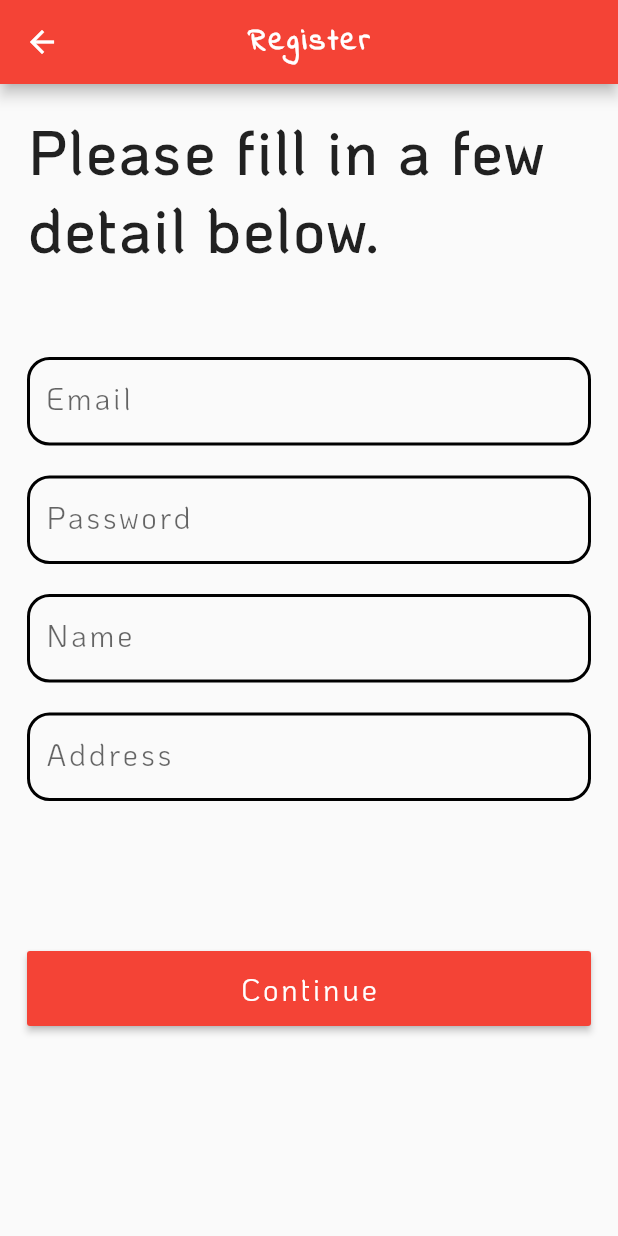
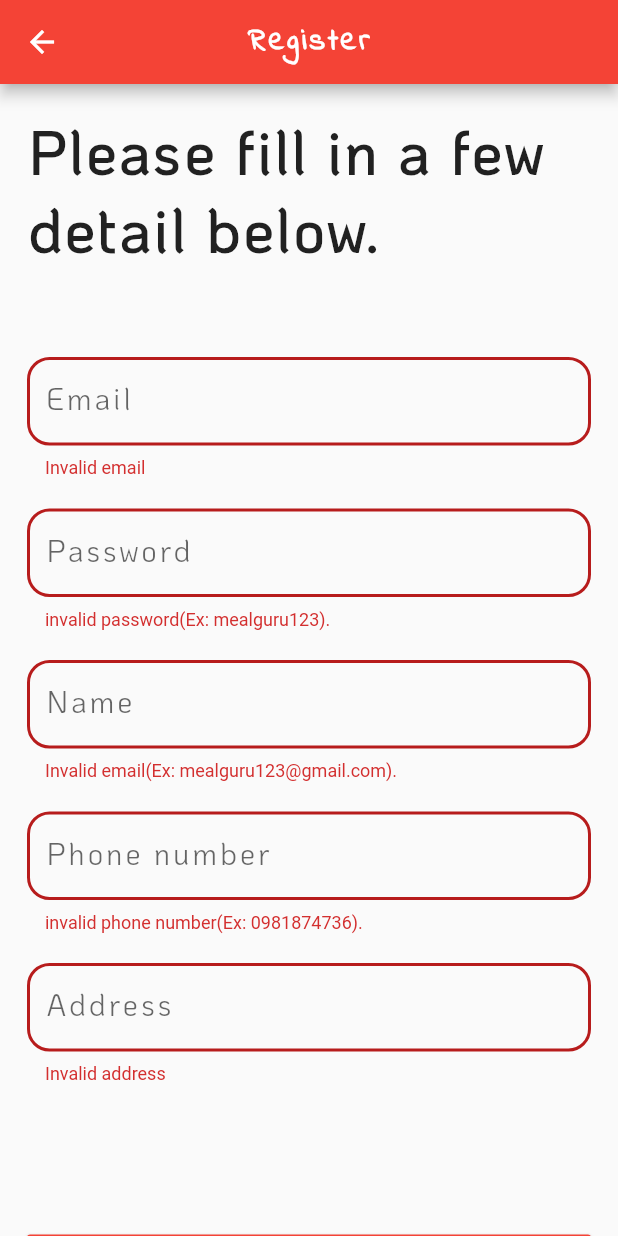
Before and after one commit to Jamies-Tran/HCI201, a Flutter app: the Register screen opened by its route, after a tap on "Continue", on a phone screen of 412 x 824 dp. Run offline on Flutter 3.47's test engine with Material 2 defaults, Android fonts, the light colour scheme and no system bars.

Commit message:
MinhTQ_5

```diff
--- a/lib/input_convention/verify.dart
+++ /dev/null
@@ -1,5 +0,0 @@
-class Verify {
-  bool validData() {
-    throw UnimplementedError;
-  }
-}
--- a/lib/main.dart
+++ b/lib/main.dart
@@ -1,4 +1,5 @@
 import 'package:flutter/material.dart';
+import 'package:hci_201/views/loading.dart';
 import 'package:hci_201/views/login.dart';
 import 'package:hci_201/views/new_visitor.dart';
 import 'package:hci_201/views/register.dart';
@@ -7,6 +8,7 @@ void main() => runApp(MaterialApp(
   routes: {
     '/' : (context) => Visitor(),
     '/login' : (context) => Login(),
-    '/reg' : (context) => Register()
+    '/reg' : (context) => Register(),
+    '/loading' : (context) => Loading(),
   },
 ));
--- a/lib/model/consumer.dart
+++ b/lib/model/consumer.dart
@@ -1,13 +1,13 @@
 import 'package:hci_201/model/account.dart';
-import 'package:hci_201/input_convention/verify.dart';
 
-class Consumer extends Account
-    implements Verify /* Verify trong package input_convention */ {
+class Consumer extends Account {
+  String addr;
   String email;
+  String errMsg;
+  String name;
   String password;
-  String name;
   String phone;
-  String addr;
+  RegExp reg;
 
   Consumer({this.email, this.password, this.name, this.phone, this.addr})
       : super(
@@ -18,23 +18,68 @@ class Consumer extends Account
             addr: addr);
 
   @override
-  bool validData() {
-    RegExp reg;
-    bool valid = true;
+  bool validEmail() {
     reg = RegExp(r"^([a-zA-Z0-9]+)@([a-z]+)\.([a-z]+)$",
         multiLine: false, caseSensitive: false);
-    if (!reg.hasMatch(email)) {
-      valid = false;
+    if (!reg.hasMatch(email) || email.isEmpty || email == "") {
+      errMsg = "Invalid email";
+      return false;
     }
+    return true;
+  }
+
+  @override
+  bool validName() {
     reg = RegExp(r"^([a-zA-Z]+)([0-9]+)$",
         multiLine: false, caseSensitive: false);
-    if (!reg.hasMatch(name)) {
-      valid = false;
+    if (!reg.hasMatch(name) || name.isEmpty || name == "") {
+      errMsg = "Invalid email(Ex: mealguru123@gmail.com).";
+      return false;
     }
-    reg = RegExp(r"^[0-9]+$", multiLine: false, caseSensitive: false);
-    if (!reg.hasMatch(email)) {
-      valid = false;
+    if (name.length < 5 || name.length > 10) {
+      errMsg = "Username length between 5 and 10.";
+      return false;
     }
-    return valid;
+    return true;
+  }
+
+  @override
+  bool validPassword() {
+    reg = RegExp(r"^([a-zA-Z]+)([0-9]+)$",
+        multiLine: false, caseSensitive: false);
+    if (!reg.hasMatch(password) || password.isEmpty || password == "") {
+      errMsg = "invalid password(Ex: mealguru123).";
+      return false;
+    }
+    if (password.length < 5 || password.length > 10) {
+      errMsg = "Password length between 5 and 10.";
+      return false;
+    }
+    return true;
+  }
+
+  @override
+  bool validPhone() {
+    reg = RegExp(r"^[0-9]$", multiLine: false, caseSensitive: false);
+    if (!reg.hasMatch(phone) ||
+        phone.isEmpty ||
+        phone == "" ||
+        phone.length < 10 ||
+        phone.length > 10) {
+      errMsg = "invalid phone number(Ex: 0981874736).";
+      return false;
+    }
+    return true;
+  }
+
+  @override
+  bool validAddr() {
+    reg = RegExp(r"^([a-zA-Z]+)([0-9]+)$",
+        multiLine: false, caseSensitive: false);
+    if (!reg.hasMatch(addr) || addr.isEmpty || addr == "") {
+      errMsg = "Invalid address";
+      return false;
+    }
+    return true;
   }
 }
--- a/lib/views/register.dart
+++ b/lib/views/register.dart
@@ -1,4 +1,7 @@
 import 'package:flutter/material.dart';
+import 'package:hci_201/model/account.dart';
+import 'package:hci_201/model/consumer.dart';
+import 'package:hci_201/model/get_enum.dart';
 import 'package:hci_201/widgets/appbar.dart';
 
 
@@ -13,12 +16,31 @@ class _RegisterState extends State<Register> {
   TextEditingController emailController;
   TextEditingController passwordController;
   TextEditingController nameController;
+  TextEditingController phoneController;
   TextEditingController addrController;
+
+  Account _acc;
+
   String email;
   String password;
   String name;
   String addr;
+  String phone;
 
+  GlobalKey<FormState> _key = GlobalKey();
+
+  void _saveForm() {
+    bool isValidate = _key.currentState.validate();
+    if (isValidate == true) {
+      Navigator.pushNamed(context, "/loading", arguments: {
+        'email': _acc.email,
+        'name' : _acc.name,
+        'password': _acc.password,
+        'phone' : _acc.phone,
+        'addr' : _acc.addr
+      });
+    }
+  }
 
   @override
   void initState() {
@@ -26,6 +48,7 @@ class _RegisterState extends State<Register> {
     emailController = TextEditingController();
     passwordController = TextEditingController();
     nameController = TextEditingController();
+    phoneController = TextEditingController();
     addrController = TextEditingController();
   }
 
@@ -34,9 +57,11 @@ class _RegisterState extends State<Register> {
     emailController.dispose();
     passwordController.dispose();
     nameController.dispose();
+    phoneController.dispose();
     addrController.dispose();
     super.dispose();
   }
+
 
   @override
   Widget build(BuildContext context) {
@@ -47,6 +72,8 @@ class _RegisterState extends State<Register> {
             padding: EdgeInsets.all(10),
             child: Padding(
               padding: EdgeInsets.all(8),
+              child: Form(
+                key: _key,
                 child: Column(
                   mainAxisAlignment: MainAxisAlignment.center,
                   children: [
@@ -63,8 +90,18 @@ class _RegisterState extends State<Register> {
                         ),
                       ),
                     ),
-                TextField(
+                    TextFormField(
                       controller: emailController,
+                      validator: (String value) {
+                        setState(() {
+                          email = value;
+                        });
+                        _acc = Consumer(email: email);
+                        if(_acc.validEmail() == false) {
+                          return _acc.errMsg;
+                        }
+                        return null;
+                      },
                       decoration: InputDecoration(
                           labelText: "Email",
                           labelStyle: TextStyle(
@@ -73,23 +110,36 @@ class _RegisterState extends State<Register> {
                               letterSpacing: 2.0
                           ),
                           focusedBorder: OutlineInputBorder(
-                          borderSide: BorderSide(width: 2, color: Colors.red),
-                          borderRadius: BorderRadius.all(Radius.circular(15))
+                              borderSide: BorderSide(width: 2, color: Colors
+                                  .pinkAccent),
+                              borderRadius: BorderRadius.all(Radius.circular(
+                                  15))
                           ),
                           enabledBorder: OutlineInputBorder(
-                          borderSide: BorderSide(width: 2, color: Colors.black),
+                              borderSide: BorderSide(width: 2, color: Colors
+                                  .black),
+                              borderRadius: BorderRadius.all(Radius.circular(
+                                  15))
+                          ),
+                          errorBorder: OutlineInputBorder(
+                            borderSide: BorderSide(width: 2 ,color: Colors.red[900]),
                             borderRadius: BorderRadius.all(Radius.circular(15))
                           )
                       ),
-                  onChanged: (String value) {
-                    setState(() {
-                      email = value;
-                    });
-                  },
                     ),
                     SizedBox(height: 20),
-                TextField(
+                    TextFormField(
                       controller: passwordController,
+                      validator: (String value) {
+                        setState(() {
+                          password = value;
+                        });
+                        _acc = Consumer(password: password);
+                        if(_acc.validPassword() == false) {
+                          return _acc.errMsg;
+                        }
+                        return null;
+                      },
                       decoration: InputDecoration(
                           labelText: "Password",
                           labelStyle: TextStyle(
@@ -98,23 +148,36 @@ class _RegisterState extends State<Register> {
                               letterSpacing: 2.0
                           ),
                           focusedBorder: OutlineInputBorder(
-                          borderSide: BorderSide(width: 2, color: Colors.red),
-                          borderRadius: BorderRadius.all(Radius.circular(15))
+                              borderSide: BorderSide(width: 2, color: Colors
+                                  .red),
+                              borderRadius: BorderRadius.all(Radius.circular(
+                                  15))
                           ),
                           enabledBorder: OutlineInputBorder(
-                          borderSide: BorderSide(width: 2, color: Colors.black),
-                          borderRadius: BorderRadius.all(Radius.circular(15))
+                              borderSide: BorderSide(width: 2, color: Colors
+                                  .black),
+                              borderRadius: BorderRadius.all(Radius.circular(
+                                  15))
+                          ),
+                        errorBorder: OutlineInputBorder(
+                          borderSide: BorderSide(width: 2, color: Colors.red[900]),
+                          borderRadius: BorderRadius.circular(15)
                         )
                       ),
-                  onChanged: (String value) {
-                    setState(() {
-                      password = value;
-                    });
-                  },
                     ),
                     SizedBox(height: 20),
-                TextField(
+                    TextFormField(
                       controller: nameController,
+                      validator: (String value) {
+                        setState(() {
+                          name = value;
+                        });
+                        _acc = Consumer(name: name);
+                        if(_acc.validName() == false) {
+                          return _acc.errMsg;
+                        }
+                        return null;
+                      },
                       decoration: InputDecoration(
                           labelText: "Name",
                           labelStyle: TextStyle(
@@ -123,23 +186,74 @@ class _RegisterState extends State<Register> {
                               letterSpacing: 2.0
                           ),
                           focusedBorder: OutlineInputBorder(
-                          borderSide: BorderSide(width: 2, color: Colors.red),
-                          borderRadius: BorderRadius.all(Radius.circular(15))
+                              borderSide: BorderSide(width: 2, color: Colors
+                                  .red),
+                              borderRadius: BorderRadius.all(Radius.circular(
+                                  15))
                           ),
                           enabledBorder: OutlineInputBorder(
-                          borderSide: BorderSide(width: 2, color: Colors.black),
-                          borderRadius: BorderRadius.all(Radius.circular(15))
+                              borderSide: BorderSide(width: 2, color: Colors
+                                  .black),
+                              borderRadius: BorderRadius.all(Radius.circular(
+                                  15))
+                          ),
+                          errorBorder: OutlineInputBorder(
+                            borderSide: BorderSide(width: 2, color: Colors.red[900]),
+                            borderRadius: BorderRadius.circular(15)
                           )
                       ),
-                  onChanged: (String value) {
-                    setState(() {
-                      name = value;
-                    });
-                  },
                     ),
                     SizedBox(height: 20),
-                TextField(
+                    TextFormField(
+                      controller: phoneController,
+                      validator: (String value) {
+                        setState(() {
+                          phone = value;
+                        });
+                        _acc = Consumer(phone: phone);
+                        if(_acc.validPhone() == false) {
+                          return _acc.errMsg;
+                        }
+                        return null;
+                      },
+                      decoration: InputDecoration(
+                          labelText: "Phone number",
+                          labelStyle: TextStyle(
+                              fontSize: 20,
+                              fontFamily: 'koho',
+                              letterSpacing: 2.0
+                          ),
+                          focusedBorder: OutlineInputBorder(
+                              borderSide: BorderSide(width: 2, color: Colors
+                                  .red),
+                              borderRadius: BorderRadius.all(Radius.circular(
+                                  15))
+                          ),
+                          enabledBorder: OutlineInputBorder(
+                              borderSide: BorderSide(width: 2, color: Colors
+                                  .black),
+                              borderRadius: BorderRadius.all(Radius.circular(
+                                  15))
+                          ),
+                          errorBorder: OutlineInputBorder(
+                              borderSide: BorderSide(width: 2, color: Colors.red[900]),
+                              borderRadius: BorderRadius.circular(15)
+                          )
+                      ),
+                    ),
+                    SizedBox(height: 20),
+                    TextFormField(
                       controller: addrController,
+                      validator: (String value) {
+                        setState(() {
+                          addr = value;
+                        });
+                        _acc = Consumer(addr: addr);
+                        if(_acc.validAddr() == false) {
+                          return _acc.errMsg;
+                        }
+                        return null;
+                      },
                       decoration: InputDecoration(
                           labelText: "Address",
                           labelStyle: TextStyle(
@@ -148,19 +262,24 @@ class _RegisterState extends State<Register> {
                               letterSpacing: 2.0
                           ),
                           focusedBorder: OutlineInputBorder(
-                          borderSide: BorderSide(width: 2, color: Colors.red),
-                          borderRadius: BorderRadius.all(Radius.circular(15))
+                              borderSide: BorderSide(width: 2, color: Colors
+                                  .red),
+                              borderRadius: BorderRadius.all(Radius.circular(
+                                  15))
                           ),
                           enabledBorder: OutlineInputBorder(
-                        borderSide: BorderSide(width: 2, color: Colors.black),
-                        borderRadius: BorderRadius.all(Radius.circular(15))
+                              borderSide: BorderSide(width: 2, color: Colors
+                                  .black),
+                              borderRadius: BorderRadius.all(Radius.circular(
+                                  15))
+                          ),
+                          errorBorder: OutlineInputBorder(
+                              borderSide: BorderSide(width: 2, color: Colors
+                                  .red[900]),
+                              borderRadius: BorderRadius.all(Radius.circular(
+                                  15))
                           )
                       ),
-                  onChanged: (String value) {
-                    setState(() {
-                      addr = value;
-                    });
-                  },
                     ),
                     SizedBox(height: 100),
                     ButtonTheme(
@@ -168,7 +287,7 @@ class _RegisterState extends State<Register> {
                       height: 50,
                       buttonColor: Colors.black,
                       child: RaisedButton(
-                      onPressed: () {},
+                        onPressed: _saveForm,
                         child: Text(
                           "Continue",
                           style: TextStyle(
@@ -185,6 +304,7 @@ class _RegisterState extends State<Register> {
                 ),
               ),
             ),
+          ),
         )
     );
   }
```
Also changed, not shown: lib/model/account.dart (+21 -0 lines), lib/model/account_factory.dart (deleted, +0 -21 lines), lib/model/chef.dart (+59 -22 lines). Lines whose indentation alone changed are shown as unchanged.
